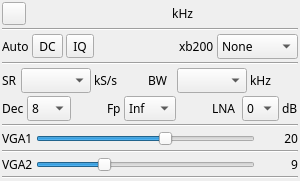
Old version of the form plugins/samplesource/bladerf/bladerfgui.ui in the repository f4exb/sdrangel.
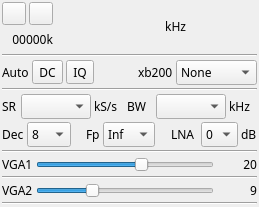
New version of the form. Icons and pictures are not drawn. Custom widgets are drawn as their Qt base class.

Commit message: Multi device support: removed as much as possible (now) DSPDeviceEngine dependencies in MainWindow to source plugin GUIs. This includes file sink handling. Applies to BladeRF only.

Patch:
```diff
--- a/plugins/samplesource/bladerf/bladerfgui.ui
+++ b/plugins/samplesource/bladerf/bladerfgui.ui
@@ -6,8 +6,8 @@
    <rect>
     <x>0</x>
     <y>0</y>
-    <width>300</width>
-    <height>175</height>
+    <width>259</width>
+    <height>207</height>
    </rect>
   </property>
   <property name="sizePolicy">
@@ -35,6 +35,10 @@
    <item>
     <layout class="QHBoxLayout" name="horizontalLayout_freq">
      <item>
+      <layout class="QVBoxLayout" name="deviceUILayout">
+       <item>
+        <layout class="QHBoxLayout" name="deviceButtonsLayout">
+         <item>
       <widget class="ButtonSwitch" name="startStop">
        <property name="text">
         <string/>
@@ -47,6 +51,39 @@
       </widget>
      </item>
      <item>
+          <widget class="ButtonSwitch" name="record">
+           <property name="text">
+            <string/>
+           </property>
+           <property name="icon">
+            <iconset resource="../../../sdrbase/resources/res.qrc">
+             <normaloff>:/record_off.png</normaloff>
+             <normalon>:/record_on.png</normalon>:/record_off.png</iconset>
+           </property>
+          </widget>
+         </item>
+        </layout>
+       </item>
+       <item>
+        <layout class="QHBoxLayout" name="deviceRateLayout">
+         <item>
+          <widget class="QLabel" name="deviceRateLabel">
+           <property name="toolTip">
+            <string>Sample rate kS/s</string>
+           </property>
+           <property name="text">
+            <string>00000k</string>
+           </property>
+           <property name="alignment">
+            <set>Qt::AlignRight|Qt::AlignTrailing|Qt::AlignVCenter</set>
+           </property>
+          </widget>
+         </item>
+        </layout>
+       </item>
+      </layout>
+     </item>
+     <item>
       <spacer name="freqLeftSpacer">
        <property name="orientation">
         <enum>Qt::Horizontal</enum>
```
Left out of the diff: 17 changed lines with no effect on the pictures. Lines whose indentation alone changed are shown as unchanged. The commit also changes 24 other files.
